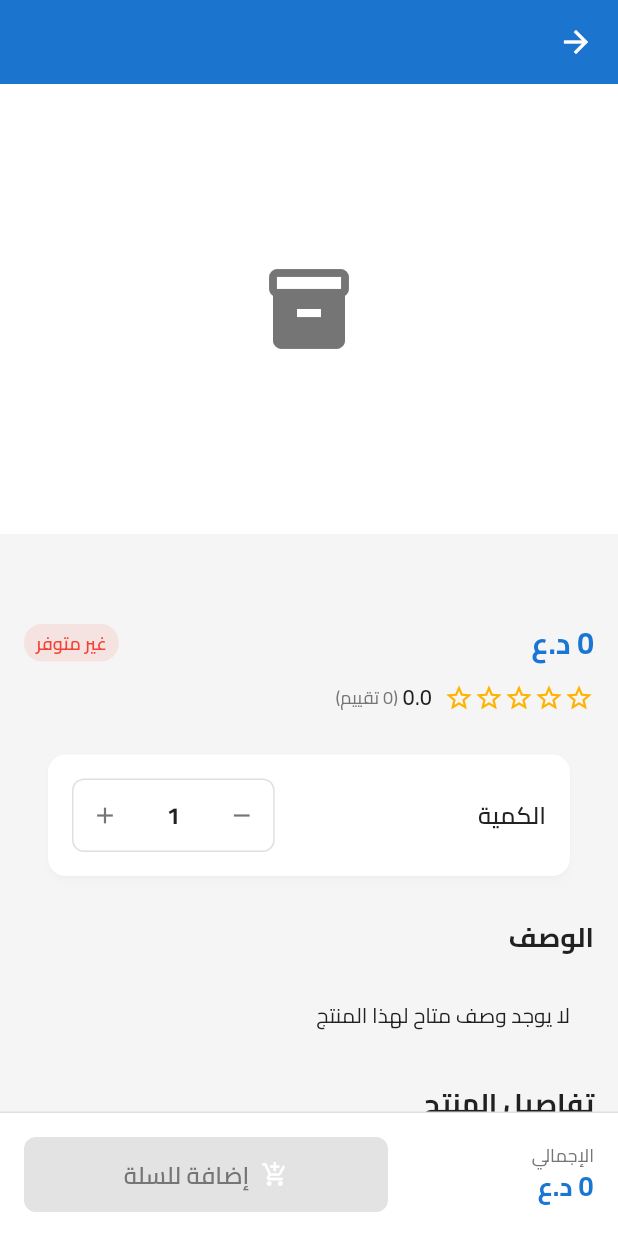
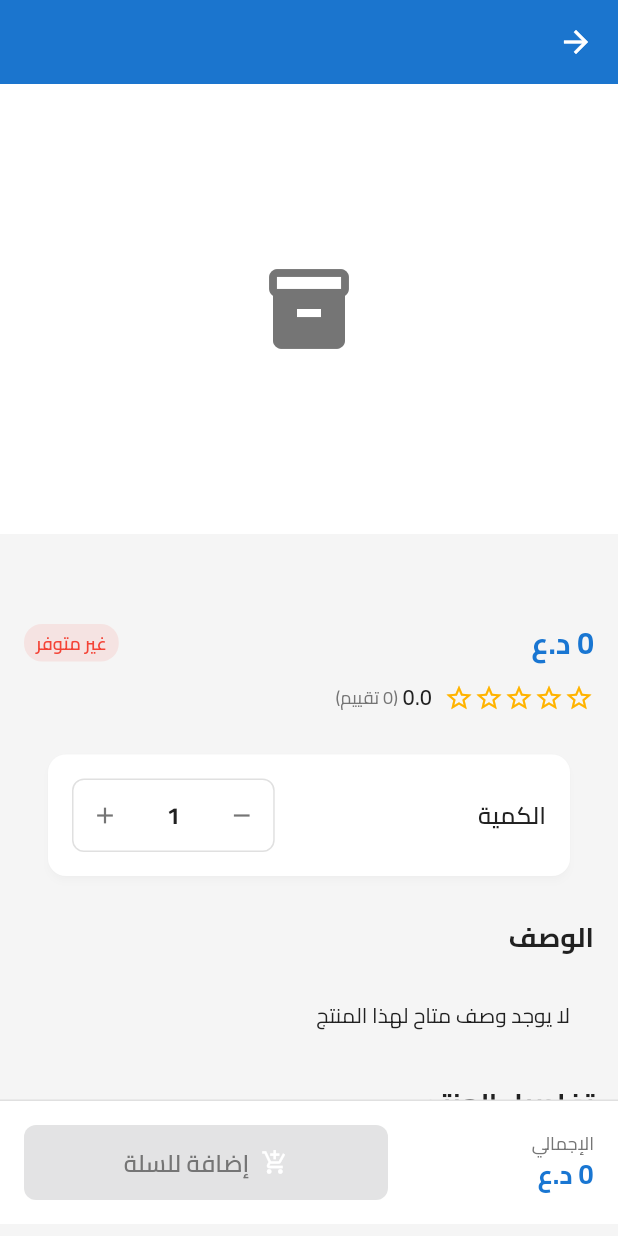
Before and after one commit to aalitariq44/paper-shop, a Flutter app: the ProductDetailsScreen screen opened directly with empty values, on a phone screen of 412 x 824 dp. Run offline on Flutter 3.47's test engine with Material 3 defaults, Android fonts, the phone set to English and light mode, and no system bars; our stand-ins replace cloud_firestore, firebase_auth, firebase_core, google_sign_in, shared_preferences; accounts and stored records are empty.

Commit message:
افهمني كيف يظهر في تفاصيل المنتج زر اضافة للسلة والاجمالي اسفل ازرار تنقل النظام حل المشكلة
شاهد الصورة

```diff
--- a/lib/presentation/screens/product/product_details_screen.dart
+++ b/lib/presentation/screens/product/product_details_screen.dart
@@ -430,7 +430,11 @@ class _ProductDetailsScreenState extends State<ProductDetailsScreen> {
   }
 
   Widget _buildBottomBar() {
-    return Container(
+    // SafeArea ensures the bar sits above system navigation (Android/iOS)
+    return SafeArea(
+      top: false,
+      minimum: const EdgeInsets.only(bottom: 8),
+      child: Container(
         padding: const EdgeInsets.all(16),
         decoration: const BoxDecoration(
           color: AppColors.surfaceColor,
@@ -475,6 +479,7 @@ class _ProductDetailsScreenState extends State<ProductDetailsScreen> {
             ),
           ],
         ),
+      ),
     );
   }
 
```
Lines whose indentation alone changed are shown as unchanged.
